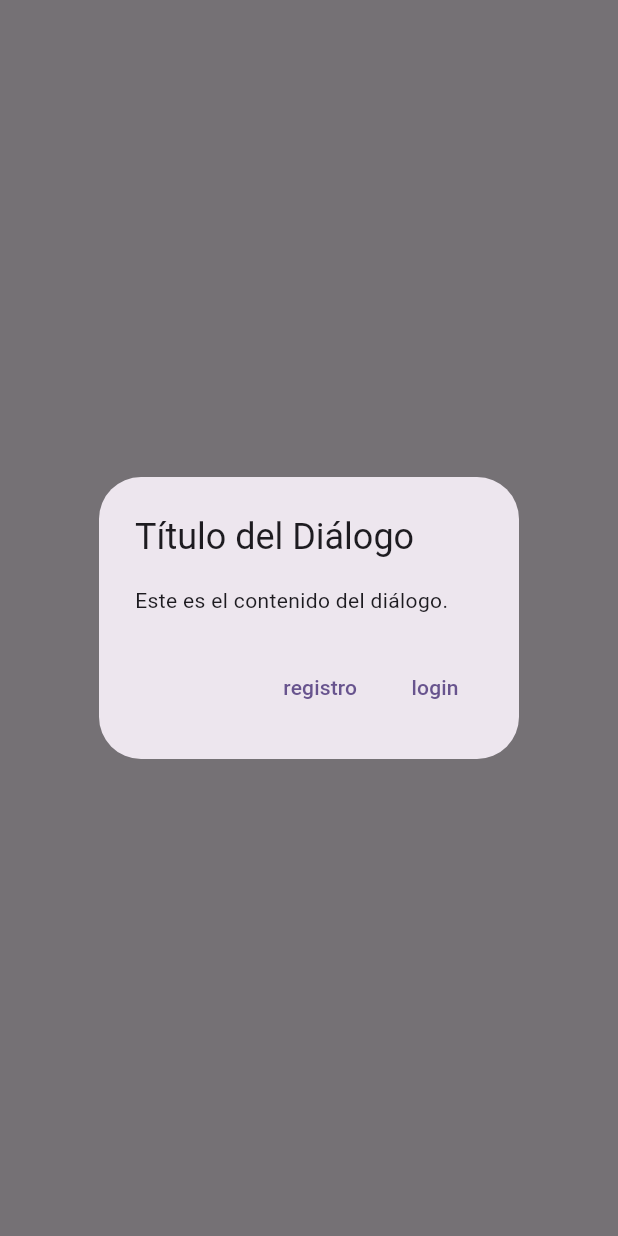
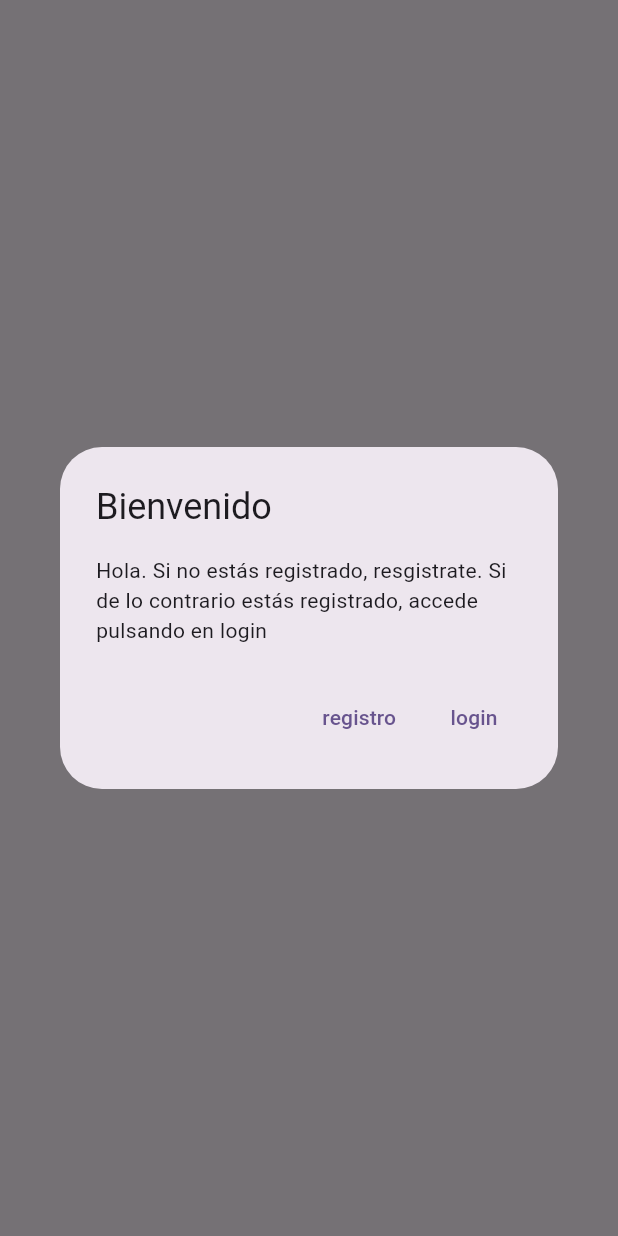
Before and after one commit to AChacon97/oposiciones, a Flutter app: the screen it shows after launch, on a phone screen of 412 x 824 dp. Run offline on Flutter 3.47's test engine with Material 3 defaults, Android fonts, the phone set to English and light mode, and no system bars; our stand-ins replace firebase_core; accounts and stored records are empty.

```diff
--- a/appoposiciones/lib/main.dart
+++ b/appoposiciones/lib/main.dart
@@ -4,7 +4,6 @@ import 'package:flutter/material.dart';
 import 'package:firebase_core/firebase_core.dart';
 import 'firebase_options.dart';
 
-//csadasdasdasdasd
 void main() async {
   await Firebase.initializeApp(
     options: DefaultFirebaseOptions.currentPlatform,
@@ -39,10 +38,12 @@ class MyHomePage extends StatefulWidget {
 
 class _MyHomePageState extends State<MyHomePage> {
   @override
-  void initState() {
+  void initState() {      // Mostrar el diálogo automáticamente cuando la pantalla se inicia
     super.initState();
-    // Mostrar el diálogo automáticamente cuando la pantalla se inicia
-    WidgetsBinding.instance.addPostFrameCallback((_) {
+
+    WidgetsBinding.instance.addPostFrameCallback((_) {  /* El WidgetsBinding es la clase que se encarga de la interacción entre el framework de flutter y el motor de renderizado.*/
+                                                                          // El addPostFrameCallBack((_) {...}) : Asegura que el código dentro del callback se ejecute justo después de que se haya completado el dibijo de la interfaz de usuario.
+                                                                          // El _showMyDialog(); : Dentro del callback, se llama a la función _showMyDialog(), que muestra dialogo.
       _showMyDialog();
     });
   }
@@ -53,11 +54,11 @@ class _MyHomePageState extends State<MyHomePage> {
       barrierDismissible: false, // El usuario no puede cerrar el diálogo tocando fuera
       builder: (BuildContext context) {
         return AlertDialog(
-          title: Text('Título del Diálogo'),
+          title: Text('Bienvenido'),
           content: SingleChildScrollView(
             child: ListBody(
               children: <Widget>[
-                Text('Este es el contenido del diálogo.'),
+                Text('Hola. Si no estás registrado, resgistrate. Si de lo contrario estás registrado, accede pulsando en login'),
               ],
             ),
           ),
```
